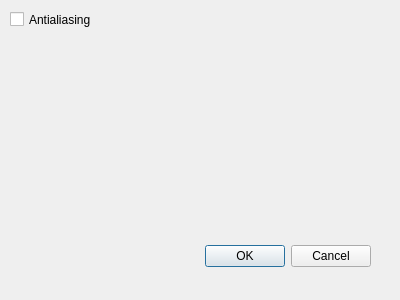
mavlink/qgroundcontrol, file src/ui/hud2/HUD2Dialog.ui: the form before one commit.
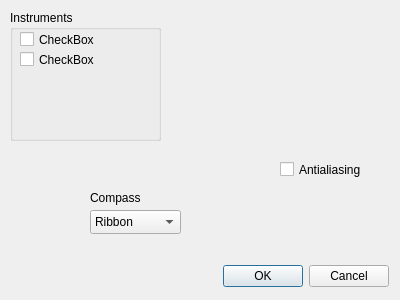
The form after the commit.

Patch:
```diff
--- a/src/ui/hud2/HUD2Dialog.ui
+++ b/src/ui/hud2/HUD2Dialog.ui
@@ -13,13 +13,65 @@
   <property name="windowTitle">
    <string>Dialog</string>
   </property>
+  <widget class="QCheckBox" name="AAcheckBox">
+   <property name="geometry">
+    <rect>
+     <x>280</x>
+     <y>160</y>
+     <width>101</width>
+     <height>19</height>
+    </rect>
+   </property>
+   <property name="text">
+    <string>Antialiasing</string>
+   </property>
+  </widget>
+  <widget class="QGroupBox" name="groupBox">
+   <property name="geometry">
+    <rect>
+     <x>10</x>
+     <y>10</y>
+     <width>151</width>
+     <height>131</height>
+    </rect>
+   </property>
+   <property name="title">
+    <string>Instruments</string>
+   </property>
+   <widget class="QCheckBox" name="checkBox">
+    <property name="geometry">
+     <rect>
+      <x>10</x>
+      <y>20</y>
+      <width>79</width>
+      <height>19</height>
+     </rect>
+    </property>
+    <property name="text">
+     <string>CheckBox</string>
+    </property>
+   </widget>
+   <widget class="QCheckBox" name="checkBox_2">
+    <property name="geometry">
+     <rect>
+      <x>10</x>
+      <y>40</y>
+      <width>79</width>
+      <height>19</height>
+     </rect>
+    </property>
+    <property name="text">
+     <string>CheckBox</string>
+    </property>
+   </widget>
+  </widget>
   <widget class="QDialogButtonBox" name="buttonBox">
    <property name="geometry">
     <rect>
-     <x>30</x>
-     <y>240</y>
-     <width>341</width>
-     <height>32</height>
+     <x>10</x>
+     <y>260</y>
+     <width>379</width>
+     <height>33</height>
     </rect>
    </property>
    <property name="orientation">
@@ -29,17 +81,42 @@
     <set>QDialogButtonBox::Cancel|QDialogButtonBox::Ok</set>
    </property>
   </widget>
-  <widget class="QCheckBox" name="AAcheckBox">
+  <widget class="QComboBox" name="comboBox">
    <property name="geometry">
     <rect>
-     <x>10</x>
-     <y>10</y>
-     <width>101</width>
-     <height>19</height>
+     <x>90</x>
+     <y>210</y>
+     <width>91</width>
+     <height>24</height>
+    </rect>
+   </property>
+   <item>
+    <property name="text">
+     <string>Ribbon</string>
+    </property>
+   </item>
+   <item>
+    <property name="text">
+     <string>Number</string>
+    </property>
+   </item>
+   <item>
+    <property name="text">
+     <string>Both</string>
+    </property>
+   </item>
+  </widget>
+  <widget class="QLabel" name="label">
+   <property name="geometry">
+    <rect>
+     <x>90</x>
+     <y>190</y>
+     <width>91</width>
+     <height>16</height>
     </rect>
    </property>
    <property name="text">
-    <string>Antialiasing</string>
+    <string>Compass</string>
    </property>
   </widget>
  </widget>
```
Left out of the diff: 32 changed lines with no effect on the pictures.
